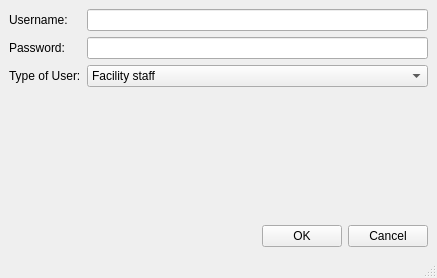
The window that adduser.ui (hummushaman/EOBCproject) describes before a commit, drawn with Qt 5.
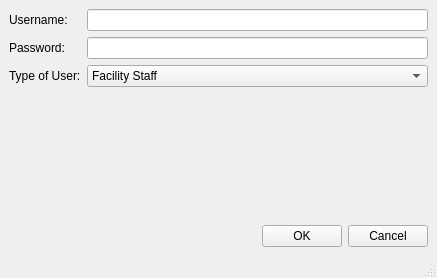
The same window after the commit.

Diff of the .ui file:
```diff
--- a/adduser.ui
+++ b/adduser.ui
@@ -42,7 +42,7 @@
        <widget class="QComboBox" name="comboBox">
         <item>
          <property name="text">
-          <string>Facility staff</string>
+          <string>Facility Staff</string>
          </property>
         </item>
         <item>
```
Left out of the diff: 10 changed lines with no effect on the pictures.
